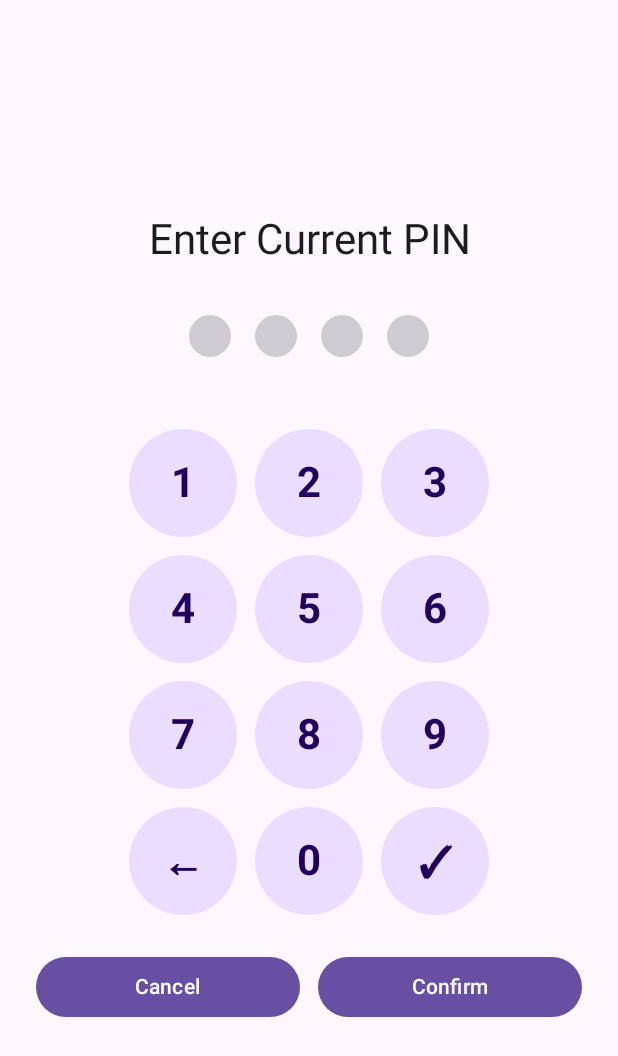
After one commit to drguptavivek/android_launcher2, an Android app built with Jetpack Compose: the composable PinChangeScreen shown on its own in the app's theme, on a phone screen of 412 x 824 dp. The commit adds this screen. Shown: the top 1056 px of the screen. Run offline under Robolectric (Android 15) with nearby library versions, the phone set to English and light mode, and no system bars; 4 statements that could not run were skipped.

Commit message:
Changes made:
  - Added a dedicated PIN change screen with centered 4-dot indicator and number pad flow (current → new →
    confirm). Settings now routes to this page via “Change PIN.”
  - Settings displays the applied policy name (from policy JSON or response) alongside device info.
  - Policy sync still merges defaults + server allow-list + any edu.aiims.* apps; lock task allow-list
    applied accordingly.
  - Updated API models to carry optional policy name fields.

```diff
--- a/android-launcher/app/src/main/java/com/example/launcher/data/network/ApiService.kt
+++ b/android-launcher/app/src/main/java/com/example/launcher/data/network/ApiService.kt
@@ -61,12 +61,14 @@ data class TelemetryResponse(
 
 data class PolicyConfig(
     val allowedApps: List<String>,
-    val systemToggles: Map<String, Boolean>
+    val systemToggles: Map<String, Boolean>,
+    val name: String? = null
 )
 
 data class PolicyResponse(
     val config: String,
-    val updatedAt: String
+    val updatedAt: String,
+    val name: String? = null
 )
 
 interface ApiService {
--- /dev/null
+++ b/android-launcher/app/src/main/java/com/example/launcher/ui/pin/PinChangeScreen.kt
@@ -0,0 +1,242 @@
+package com.example.launcher.ui.pin
+
+import androidx.compose.foundation.background
+import androidx.compose.foundation.layout.*
+import androidx.compose.foundation.shape.CircleShape
+import androidx.compose.material3.Button
+import androidx.compose.material3.MaterialTheme
+import androidx.compose.material3.Surface
+import androidx.compose.material3.Text
+import androidx.compose.runtime.*
+import androidx.compose.ui.Alignment
+import androidx.compose.ui.Modifier
+import androidx.compose.ui.draw.clip
+import androidx.compose.ui.graphics.Color
+import androidx.compose.ui.text.font.FontWeight
+import androidx.compose.ui.unit.dp
+import androidx.compose.ui.text.style.TextAlign
+import androidx.compose.foundation.text.BasicTextField
+import androidx.compose.foundation.text.KeyboardOptions
+import androidx.compose.ui.text.TextStyle
+import androidx.compose.ui.platform.LocalContext
+import androidx.compose.ui.text.input.KeyboardType
+import androidx.compose.ui.text.input.ImeAction
+import androidx.compose.foundation.clickable
+import com.example.launcher.util.PinManager
+
+private enum class PinStage { CURRENT, NEW, CONFIRM }
+
+@Composable
+fun PinChangeScreen(
+    onComplete: () -> Unit,
+    onCancel: () -> Unit
+) {
+    val context = LocalContext.current
+    val pinManager = remember(context) { PinManager(context) }
+    var stage by remember { mutableStateOf(PinStage.CURRENT) }
+    var input by remember { mutableStateOf("") }
+    var newPin by remember { mutableStateOf("") }
+    var error by remember { mutableStateOf("") }
+
+    fun advanceIfReady(value: String) {
+        input = value.take(4)
+        if (input.length == 4) {
+            when (stage) {
+                PinStage.CURRENT -> {
+                    if (!pinManager.isPinSet() || pinManager.validatePin(input)) {
+                        stage = PinStage.NEW
+                        input = ""
+                        error = ""
+                    } else {
+                        error = "Incorrect current PIN"
+                        input = ""
+                    }
+                }
+                PinStage.NEW -> {
+                    newPin = input
+                    stage = PinStage.CONFIRM
+                    input = ""
+                    error = ""
+                }
+                PinStage.CONFIRM -> {
+                    if (input == newPin) {
+                        pinManager.setPin(input)
+                        error = ""
+                        onComplete()
+                    } else {
+                        error = "PINs do not match"
+                        input = ""
+                    }
+                }
+            }
+        } else {
+            error = ""
+        }
+    }
+
+    fun onDigit(d: String) {
+        if (input.length < 4) {
+            advanceIfReady(input + d)
+        }
+    }
+
+    fun onBackspace() {
+        if (input.isNotEmpty()) {
+            input = input.dropLast(1)
+            error = ""
+        }
+    }
+
+    val title = when (stage) {
+        PinStage.CURRENT -> "Enter Current PIN"
+        PinStage.NEW -> "New PIN"
+        PinStage.CONFIRM -> "Confirm PIN"
+    }
+
+    Column(
+        modifier = Modifier
+            .fillMaxSize()
+            .padding(24.dp),
+        horizontalAlignment = Alignment.CenterHorizontally,
+        verticalArrangement = Arrangement.Center
+    ) {
+        Text(text = title, style = MaterialTheme.typography.headlineMedium, textAlign = TextAlign.Center)
+        Spacer(modifier = Modifier.height(32.dp))
+
+        PinDots(pinLength = input.length)
+
+        Spacer(modifier = Modifier.height(24.dp))
+
+        BasicTextField(
+            value = input,
+            onValueChange = { value ->
+                // Keep synced if hardware keyboard used
+                val digitsOnly = value.filter { it.isDigit() }
+                input = digitsOnly.take(4)
+            },
+            modifier = Modifier.size(0.dp),
+            keyboardOptions = KeyboardOptions(
+                keyboardType = KeyboardType.NumberPassword,
+                imeAction = ImeAction.Done
+            ),
+            singleLine = true,
+            textStyle = TextStyle(color = Color.Transparent)
+        )
+
+        if (error.isNotEmpty()) {
+            Spacer(modifier = Modifier.height(12.dp))
+            Text(
+                text = error,
+                color = MaterialTheme.colorScheme.error,
+                style = MaterialTheme.typography.bodySmall,
+                textAlign = TextAlign.Center
+            )
+        }
+
+        Spacer(modifier = Modifier.height(24.dp))
+
+        NumberPad(
+            onDigit = { onDigit(it) },
+            onBackspace = { onBackspace() },
+            onSubmit = { advanceIfReady(input) }
+        )
+
+        Spacer(modifier = Modifier.height(24.dp))
+
+        Row(
+            modifier = Modifier.fillMaxWidth(),
+            horizontalArrangement = Arrangement.spacedBy(12.dp)
+        ) {
+            Button(
+                onClick = {
+                    onCancel()
+                },
+                modifier = Modifier.weight(1f)
+            ) {
+                Text("Cancel")
+            }
+            Button(
+                onClick = {
+                    // Retry the same stage with current input
+                    advanceIfReady(input)
+                },
+                modifier = Modifier.weight(1f)
+            ) {
+                Text("Confirm")
+            }
+        }
+    }
+}
+
+@Composable
+private fun PinDots(pinLength: Int, total: Int = 4) {
+    Row(
+        horizontalArrangement = Arrangement.spacedBy(16.dp),
+        verticalAlignment = Alignment.CenterVertically
+    ) {
+        repeat(total) { index ->
+            val filled = index < pinLength
+            Box(
+                modifier = Modifier
+                    .size(28.dp)
+                    .clip(CircleShape)
+                    .background(
+                        if (filled) MaterialTheme.colorScheme.onSurface
+                        else MaterialTheme.colorScheme.onSurface.copy(alpha = 0.2f)
+                    )
+            )
+        }
+    }
+}
+
+@Composable
+private fun NumberPad(
+    onDigit: (String) -> Unit,
+    onBackspace: () -> Unit,
+    onSubmit: () -> Unit
+) {
+    val rows = listOf(
+        listOf("1", "2", "3"),
+        listOf("4", "5", "6"),
+        listOf("7", "8", "9"),
+        listOf("←", "0", "✓")
+    )
+    Column(
+        horizontalAlignment = Alignment.CenterHorizontally,
+        verticalArrangement = Arrangement.spacedBy(12.dp)
+    ) {
+        rows.forEach { row ->
+            Row(
+                horizontalArrangement = Arrangement.spacedBy(12.dp)
+            ) {
+                row.forEach { label ->
+                    val modifier = Modifier
+                        .size(72.dp)
+                    Surface(
+                        modifier = modifier,
+                        shape = CircleShape,
+                        color = MaterialTheme.colorScheme.primaryContainer,
+                        tonalElevation = 2.dp
+                    ) {
+                        Box(
+                            contentAlignment = Alignment.Center,
+                            modifier = Modifier.clickable {
+                                when (label) {
+                                    "←" -> onBackspace()
+                                    "✓" -> onSubmit()
+                                    else -> onDigit(label)
+                                }
+                            }
+                        ) {
+                            Text(
+                                text = label,
+                                style = MaterialTheme.typography.headlineMedium,
+                                fontWeight = FontWeight.Bold
+                            )
+                        }
+                    }
+                }
+            }
+        }
+    }
+}
```
Also changed, not shown: android-launcher/app/src/main/java/com/example/launcher/MainActivity.kt (+10 -1 lines), android-launcher/app/src/main/java/com/example/launcher/ui/settings/SettingsScreen.kt (+42 -3 lines), 1 other file.
